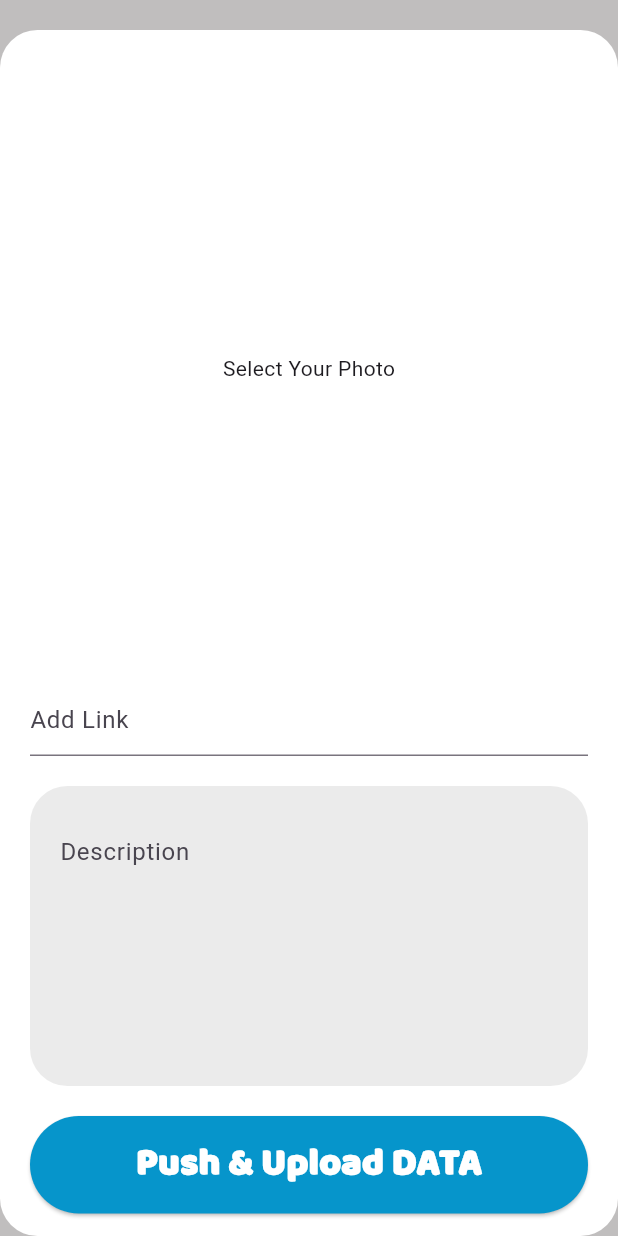
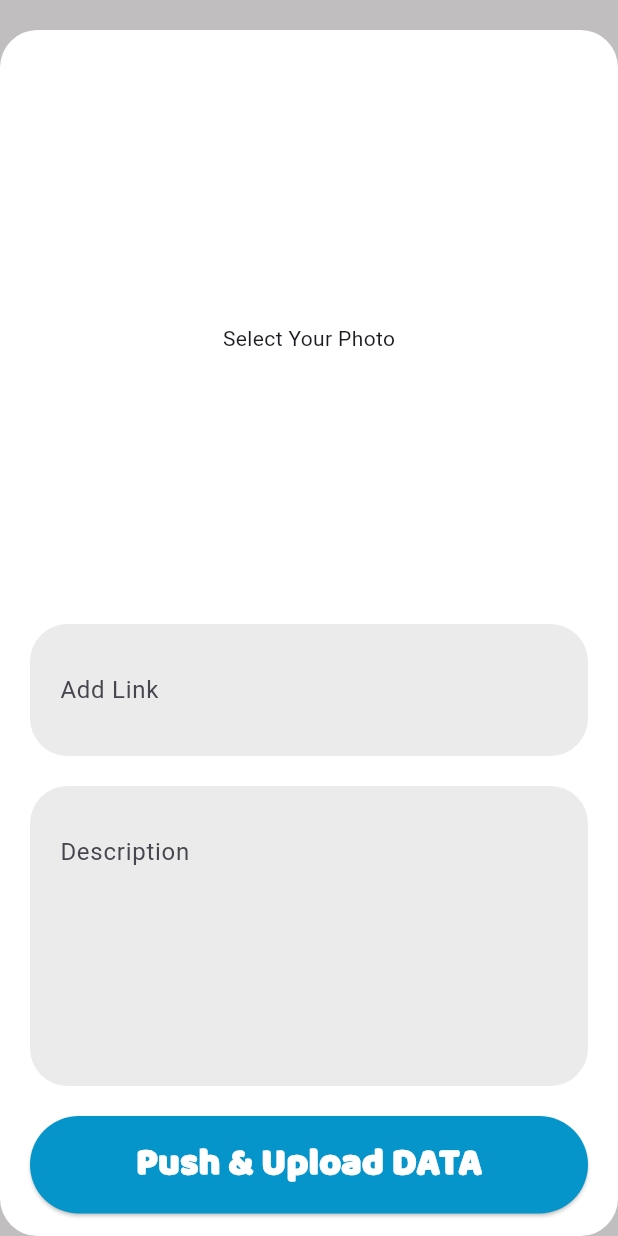
Before and after one commit to HamidSaliqa/code4fun, a Flutter app: the PushData screen opened by its route, on a phone screen of 412 x 824 dp. Run offline on Flutter 3.47's test engine with Material 3 defaults, Android fonts, the light colour scheme and no system bars; our stand-ins replace cached_network_image, curved_navigation_bar, firebase_core, firebase_database, firebase_storage, flutter_image_slideshow and 5 more; missing offline and left inert: flutter_dialogs; accounts and stored records are empty; project files that could hold a hidden picture were left out.

Commit message:
استایل دادن تکست فیلد پراژکت

```diff
--- a/lib/push_data.dart
+++ b/lib/push_data.dart
@@ -1,12 +1,11 @@
 import 'dart:io';
 import 'package:code4fun/pushDataFile/image_picker_controller.dart';
-import 'package:code4fun/pushDataFile/my_expanded_textField.dart';
 import 'package:firebase_database/firebase_database.dart';
 import 'package:firebase_storage/firebase_storage.dart';
 import 'package:flutter/services.dart';
 import 'package:get/get.dart';
 import 'package:flutter/material.dart';
-String fAddedLink = '';
+
 
 class PushData extends StatefulWidget {
   const PushData({super.key});
@@ -41,8 +40,6 @@ class _PushDataState extends State<PushData> {
       setState(() {});
     }
 
-
-
     ///Upload Data
     Future<void> _uploadData() async {
       ///When user clicked Image And Data will be Save
@@ -69,8 +66,7 @@ class _PushDataState extends State<PushData> {
       databaseRefrence.child(uniqueFileName).set({
         "Description": desController.text,
         "imagePath": imageUrl,
-        ///اینجا میخوام مقدارش رو ارسال کنم در فایربیس
-        "projectLink":projectLinkController.text,
+        "projectLink": projectLinkController.text,
       }).then((_) {
         setState(() {
           ///show circular
@@ -133,19 +129,24 @@ class _PushDataState extends State<PushData> {
                       ),
                     ),
                     const SizedBox(height: 5),
-                     Align(
-                        alignment: Alignment.centerRight,
-                        child: Padding(
+                    Padding(
                       padding: EdgeInsets.symmetric(horizontal: 20),
-                          ///
+                      ///textFeild for projectLink
+                      child: Container(
+                        padding: const EdgeInsets.all(20),
+                        decoration: BoxDecoration(
+                          borderRadius: BorderRadius.circular(25),
+                          color: const Color.fromRGBO(235, 235, 235, 1),
+                        ),
                         child: TextField(
                           controller: projectLinkController,
                           decoration: const InputDecoration(
+                            enabledBorder: InputBorder.none,
                             hintText: "Add Link",
                           ),
                         ),
-
-                        )),
+                      ),
+                    ),
                     LayoutBuilder(
                       builder:
                           (BuildContext context, BoxConstraints constraints) {
```
Also changed, not shown: lib/student_project.dart (+0 -18 lines). Lines whose indentation alone changed are shown as unchanged.
